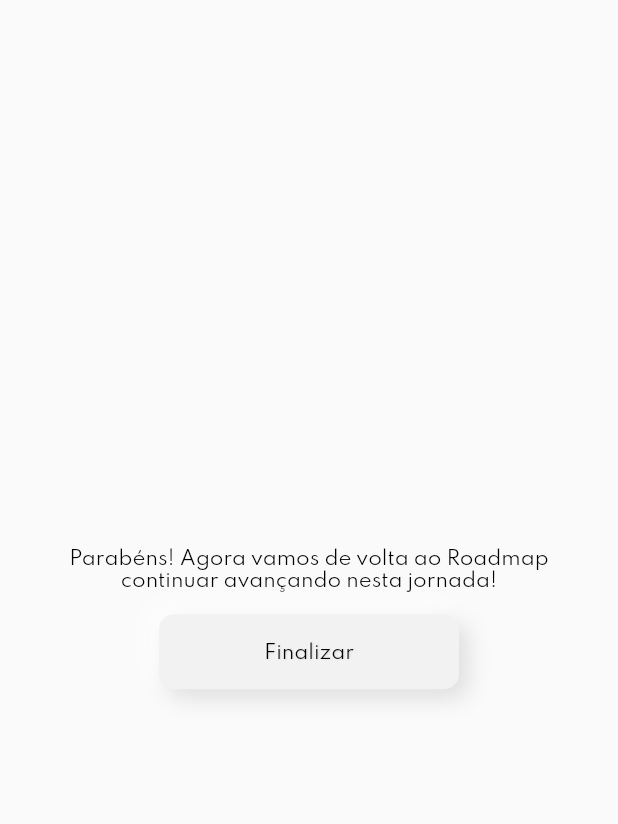
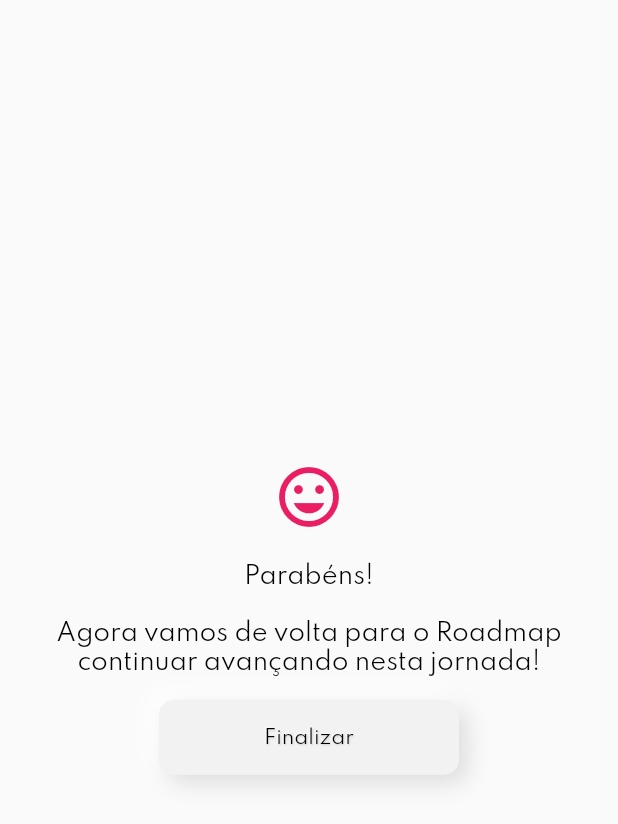
Before and after one commit to gutovesco/Apex_Plus, a Flutter app: the DisplayMessage screen opened directly, after a tap on "OK!", on a phone screen of 412 x 824 dp. Shown: the top 824 px of the screen. Run offline on Flutter 3.47's test engine with Material 2 defaults, Android fonts, the phone set to English and light mode, and no system bars; drawn by our look-alikes of clay_containers; our stand-ins replace confetti, curved_navigation_bar, flutter_neumorphic, font_awesome_flutter, google_fonts, gradient_app_bar and 5 more; missing offline and left inert: dropdownfield, expansion_card, flutter_showcase; project files that could hold a hidden picture were left out.

Commit message:
release final version

```diff
--- a/lib/main.dart
+++ b/lib/main.dart
@@ -42,7 +42,7 @@ void main() {
         LinkData(
             title: 'Demo',
             icon: Image.asset('images/youtube.png', fit: BoxFit.fitHeight),
-            url: 'https://www.youtube.com/'),
+            url: 'https://www.youtube.com/watch?v=rp8XFugU1FI'),
         LinkData.github('https://github.com/gutovesco/Apex_Plus'),
       ],
       logoLink: LinkData(
--- a/lib/pages/bloqueado.dart
+++ b/lib/pages/bloqueado.dart
@@ -20,7 +20,7 @@ class ShowMap extends StatelessWidget {
           Padding(
             padding: EdgeInsets.symmetric(horizontal: 20),
             child: Text(
-              "Você precisa fazer o Quiz da Trilha de Classificação da Mercadoria e Mercados para desbloquear o mapa!",
+              "Faça o Quiz da Trilha de Classificação da Mercadoria e Mercados para desbloquear o mapa!",
               textAlign: TextAlign.center,
               style: TextStyle(
                 fontSize: 18,
--- a/lib/pages/conteudos/quiz_one.dart
+++ b/lib/pages/conteudos/quiz_one.dart
@@ -1,6 +1,7 @@
 import 'package:apex_plus/pages/loading_page.dart';
 import 'package:flutter/material.dart';
 import 'package:clay_containers/clay_containers.dart';
+import 'package:confetti/confetti.dart';
 
 Color palleteBlue = Color(0xff010a43);
 Color palleteLightPink = Color(0xffffc2c2);
@@ -11,6 +12,7 @@ Color baseColor = Color(0xFFF2F2F2);
 var finalScore = 0;
 var questionNumber = 0;
 var quiz = new InitialQuiz();
+var clicked = false;
 
 class InitialQuiz {
   var choices = [
@@ -55,6 +57,7 @@ class QuizOneState extends State<QuizOne> {
   }
 
   void updateQuestion() {
+    Future.delayed(const Duration(seconds: 2), () {
       setState(() {
         if (questionNumber == quiz.questions.length - 1) {
           Navigator.push(
@@ -68,6 +71,8 @@ class QuizOneState extends State<QuizOne> {
         } else {
           questionNumber++;
         }
+        clicked = false;
+      });
     });
   }
 
@@ -85,7 +90,20 @@ class QuizOneState extends State<QuizOne> {
                 SizedBox(
                   height: 40,
                 ),
-                  new Padding(padding: EdgeInsets.all(20.0)),
+                new Padding(
+                  padding: EdgeInsets.all(20.0),
+                  child: CircleAvatar(
+                    radius: 40,
+                    backgroundColor: Colors.orange,
+                    child: Text(
+                      (questionNumber + 1).toString(),
+                      style: TextStyle(
+                        color: Colors.white,
+                        fontSize: 36,
+                      ),
+                    ),
+                  ),
+                ),
                 new Container(
                   alignment: Alignment.centerRight,
                 ),
@@ -110,6 +128,7 @@ class QuizOneState extends State<QuizOne> {
                       onTap: () {
                         setState(() {
                           finalScore = 8;
+                          clicked = true;
                         });
                         updateQuestion();
                       },
@@ -141,6 +160,7 @@ class QuizOneState extends State<QuizOne> {
                       onTap: () {
                         setState(() {
                           finalScore = 8;
+                          clicked = true;
                         });
                         updateQuestion();
                       },
@@ -177,6 +197,7 @@ class QuizOneState extends State<QuizOne> {
                             onTap: () {
                               setState(() {
                                 finalScore = 9;
+                                clicked = true;
                               });
                               updateQuestion();
                             },
@@ -215,6 +236,7 @@ class QuizOneState extends State<QuizOne> {
                             onTap: () {
                               setState(() {
                                 finalScore = 9;
+                                clicked = true;
                               });
                               updateQuestion();
                             },
@@ -253,6 +275,7 @@ class QuizOneState extends State<QuizOne> {
                             onTap: () {
                               setState(() {
                                 finalScore = 10;
+                                clicked = true;
                               });
                               updateQuestion();
                             },
@@ -282,11 +305,31 @@ class QuizOneState extends State<QuizOne> {
                         ],
                       )
                     : SizedBox.shrink(),
+                questionNumber < 2
+                    ? Opacity(
+                        opacity: clicked ? 1.0 : 0.0,
+                        child: Column(
+                          children: [
+                            Text(
+                              'Resposta correta:',
+                              style: TextStyle(
+                                color: Colors.green,
+                              ),
+                            ),
+                            Text(
+                              quiz.correctAnswers[questionNumber],
+                              style: TextStyle(color: Colors.red),
+                            ),
+                          ],
+                        ),
+                      )
+                    : SizedBox.shrink()
               ],
             ),
           ),
         ),
-        ));
+      ),
+    );
   }
 }
 
@@ -320,14 +363,19 @@ class DisplayMessage extends StatelessWidget {
           child: new Column(
             mainAxisAlignment: MainAxisAlignment.center,
             children: <Widget>[
+              Icon(
+                Icons.trending_up,
+                color: Colors.blueAccent,
+                size: 48,
+              ),
               Padding(
-                padding: EdgeInsets.fromLTRB(30, 0, 30, 0),
+                padding: EdgeInsets.fromLTRB(30, 20, 30, 0),
                 child: new Text(
-                  getMessage(),
+                  'DICA\n\n' + getMessage(),
                   textAlign: TextAlign.center,
                   style: TextStyle(
                     color: Colors.black,
-                    fontSize: 13,
+                    fontSize: 16,
                     fontFamily: "SpartanRegular",
                   ),
                 ),
@@ -369,28 +417,63 @@ class DisplayMessage extends StatelessWidget {
   }
 }
 
-class Summary extends StatelessWidget {
+class Summary extends StatefulWidget {
   Summary({Key key, @required this.score}) : super(key: key);
 
   final int score;
 
   @override
+  _SummaryState createState() => _SummaryState();
+}
+
+class _SummaryState extends State<Summary> {
+  ConfettiController _controllerCenterRight;
+  ConfettiController _controllerCenterLeft;
+
+  @override
+  void initState() {
+    _controllerCenterRight =
+        ConfettiController(duration: const Duration(seconds: 5));
+    _controllerCenterLeft =
+        ConfettiController(duration: const Duration(seconds: 5));
+    super.initState();
+  }
+
+  @override
+  void dispose() {
+    _controllerCenterRight.dispose();
+    _controllerCenterLeft.dispose();
+    super.dispose();
+  }
+
+  @override
   Widget build(BuildContext context) {
-    return new WillPopScope(
-      onWillPop: () async => false,
-      child: Scaffold(
-        body: new Container(
-          child: new Column(
+    return Scaffold(
+      body: Stack(
+        children: [
+          Container(
+            child: Column(
               mainAxisAlignment: MainAxisAlignment.center,
-            children: <Widget>[
+              children: [
+                GestureDetector(
+                  child: Icon(
+                    Icons.insert_emoticon,
+                    color: Colors.pink,
+                    size: 48,
+                  ),
+                  onTap: () {
+                    _controllerCenterLeft.play();
+                    _controllerCenterRight.play();
+                  },
+                ),
                 Padding(
-                padding: EdgeInsets.fromLTRB(30, 0, 30, 0),
+                  padding: EdgeInsets.fromLTRB(30, 20, 30, 0),
                   child: new Text(
-                  "Parabéns! Agora vamos de volta ao Roadmap continuar avançando nesta jornada!",
+                    "Parabéns!\n\nAgora vamos de volta para o Roadmap continuar avançando nesta jornada!",
                     textAlign: TextAlign.center,
                     style: TextStyle(
                       color: Colors.black,
-                    fontSize: 13,
+                      fontSize: 16,
                       fontFamily: "SpartanRegular",
                     ),
                   ),
@@ -426,6 +509,40 @@ class Summary extends StatelessWidget {
               ],
             ),
           ),
+          Align(
+            alignment: Alignment.topRight,
+            child: ConfettiWidget(
+              confettiController: _controllerCenterRight,
+              blastDirection: 3.14, // radial value - LEFT
+              particleDrag: 0.05, // apply drag to the confetti
+              emissionFrequency: 0.02, // how often it should emit
+              numberOfParticles: 10, // number of particles to emit
+              gravity: 0.05, // gravity - or fall speed
+              shouldLoop: false,
+              colors: const [
+                Colors.green,
+                Colors.blue,
+                Colors.pink
+              ], // manually specify the colors to be used
+            ),
+          ),
+
+          //CENTER LEFT - Emit right
+          Align(
+            alignment: Alignment.topLeft,
+            child: ConfettiWidget(
+              confettiController: _controllerCenterLeft,
+              blastDirection: 0.0, // radial value - RIGHT
+              emissionFrequency: 0.02,
+              minimumSize: const Size(10,
+                  10), // set the minimum potential size for the confetti (width, height)
+              maximumSize: const Size(50,
+                  50), // set the maximum potential size for the confetti (width, height)
+              numberOfParticles: 1,
+              gravity: 0.1,
+            ),
+          ),
+        ],
       ),
     );
   }
--- a/pubspec.yaml
+++ b/pubspec.yaml
@@ -34,6 +34,7 @@ dev_dependencies:
   chewie:
   video_player:
   rflutter_alert: ^1.0.3
+  confetti: ^0.5.4
 
 flutter:
 
```
Also changed, not shown: lib/pages/conteudos/quiz_three.dart (+50 -5 lines), lib/pages/conteudos/quiz_two.dart (+21 -5 lines), lib/pages/mapa.dart (+9 -9 lines), lib/ui/login_page.dart (+10 -12 lines), firebase.json (added), pubspec.lock, 4 other files. Lines whose indentation alone changed are shown as unchanged.
